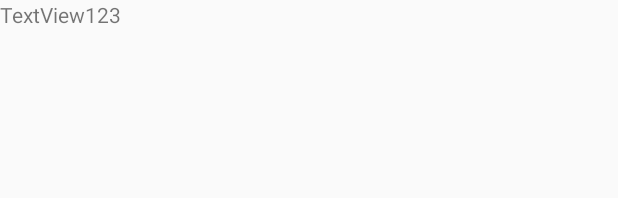
After one commit to Renlov/PizzaMenu, an Android app: the layout activity_main2.xml on its own in the app's theme, with its tools: preview values and no code run, on a phone screen of 412 x 824 dp. The commit adds this screen. Shown: the top 198 px of the screen. Run offline under Robolectric (Android 15) with nearby library versions, the phone set to English and light mode, and no system bars.

Commit message:
add second activity

```diff
--- a/app/src/main/AndroidManifest.xml
+++ b/app/src/main/AndroidManifest.xml
@@ -9,6 +9,7 @@
         android:roundIcon="@mipmap/ic_launcher_round"
         android:supportsRtl="true"
         android:theme="@style/AppTheme">
+        <activity android:name=".MainActivity2"></activity>
         <activity android:name=".MainActivity">
             <intent-filter>
                 <action android:name="android.intent.action.MAIN" />
--- /dev/null
+++ b/app/src/main/res/layout/activity_main2.xml
@@ -0,0 +1,16 @@
+<?xml version="1.0" encoding="utf-8"?>
+<androidx.constraintlayout.widget.ConstraintLayout xmlns:android="http://schemas.android.com/apk/res/android"
+    xmlns:app="http://schemas.android.com/apk/res-auto"
+    xmlns:tools="http://schemas.android.com/tools"
+    android:layout_width="match_parent"
+    android:layout_height="match_parent"
+    tools:context=".MainActivity2">
+
+    <TextView
+        android:id="@+id/textView"
+        android:layout_width="wrap_content"
+        android:layout_height="wrap_content"
+        android:text="TextView123"
+        tools:layout_editor_absoluteX="174dp"
+        tools:layout_editor_absoluteY="323dp" />
+</androidx.constraintlayout.widget.ConstraintLayout>
--- a/app/src/main/res/layout/card_review.xml
+++ b/app/src/main/res/layout/card_review.xml
@@ -5,6 +5,7 @@
     android:layout_height="wrap_content"
         xmlns:app="http://schemas.android.com/apk/res-auto"
     app:cardCornerRadius="4dp"
+    android:id="@+id/button"
     android:layout_margin="4dp">
 
     <RelativeLayout
```
Also changed, not shown: app/src/main/java/com/example/pizza/CardAdapter.java (+17 -6 lines), app/src/main/java/com/example/pizza/MainActivity.java (+8 -3 lines), app/src/main/java/com/example/pizza/MainActivity2.java (added, +14 -0 lines).
